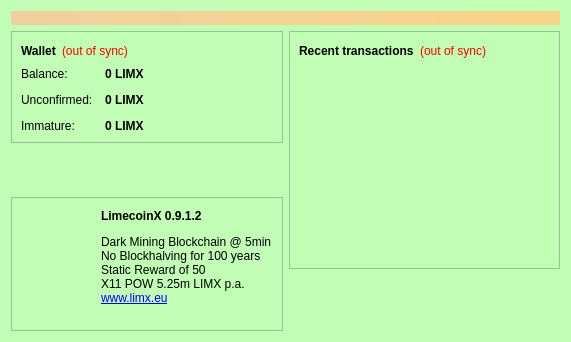
Qt form src/qt/forms/overviewpage.ui (IParn/LimecoinX) before a commit.
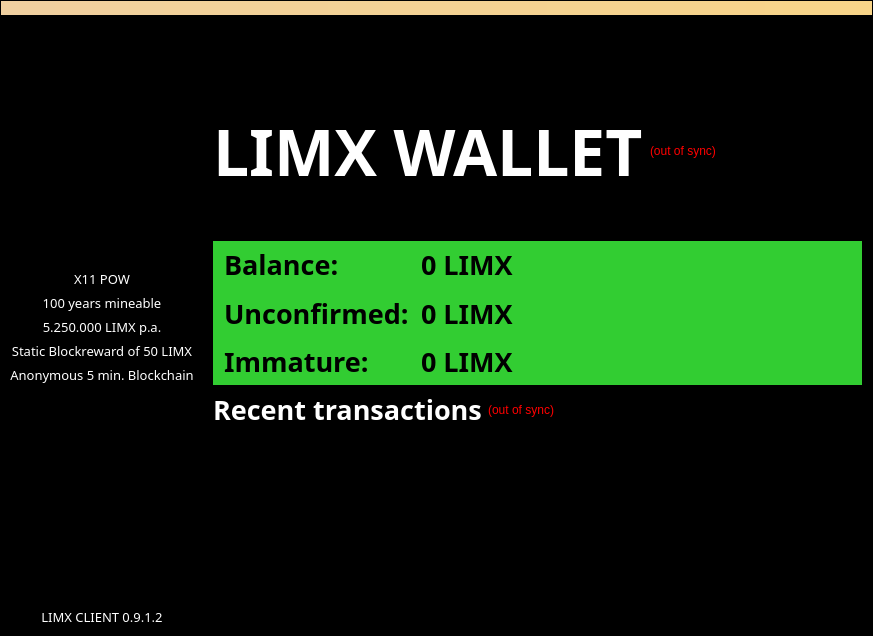
The same form after that commit. Icons and pictures are not drawn.

```diff
--- a/src/qt/forms/overviewpage.ui
+++ b/src/qt/forms/overviewpage.ui
@@ -6,429 +6,32 @@
    <rect>
     <x>0</x>
     <y>0</y>
-    <width>571</width>
-    <height>342</height>
+    <width>873</width>
+    <height>636</height>
    </rect>
   </property>
-  <property name="palette">
-   <palette>
-    <active>
-     <colorrole role="WindowText">
-      <brush brushstyle="SolidPattern">
-       <color alpha="255">
-        <red>0</red>
-        <green>0</green>
-        <blue>0</blue>
-       </color>
-      </brush>
-     </colorrole>
-     <colorrole role="Button">
-      <brush brushstyle="SolidPattern">
-       <color alpha="255">
-        <red>193</red>
-        <green>253</green>
-        <blue>181</blue>
-       </color>
-      </brush>
-     </colorrole>
-     <colorrole role="Light">
-      <brush brushstyle="SolidPattern">
-       <color alpha="255">
-        <red>255</red>
-        <green>255</green>
-        <blue>255</blue>
-       </color>
-      </brush>
-     </colorrole>
-     <colorrole role="Midlight">
-      <brush brushstyle="SolidPattern">
-       <color alpha="255">
-        <red>224</red>
-        <green>254</green>
-        <blue>218</blue>
-       </color>
-      </brush>
-     </colorrole>
-     <colorrole role="Dark">
-      <brush brushstyle="SolidPattern">
-       <color alpha="255">
-        <red>96</red>
-        <green>126</green>
-        <blue>90</blue>
-       </color>
-      </brush>
-     </colorrole>
-     <colorrole role="Mid">
-      <brush brushstyle="SolidPattern">
-       <color alpha="255">
-        <red>129</red>
-        <green>169</green>
-        <blue>121</blue>
-       </color>
-      </brush>
-     </colorrole>
-     <colorrole role="Text">
-      <brush brushstyle="SolidPattern">
-       <color alpha="255">
-        <red>0</red>
-        <green>0</green>
-        <blue>0</blue>
-       </color>
-      </brush>
-     </colorrole>
-     <colorrole role="BrightText">
-      <brush brushstyle="SolidPattern">
-       <color alpha="255">
-        <red>255</red>
-        <green>255</green>
-        <blue>255</blue>
-       </color>
-      </brush>
-     </colorrole>
-     <colorrole role="ButtonText">
-      <brush brushstyle="SolidPattern">
-       <color alpha="255">
-        <red>0</red>
-        <green>0</green>
-        <blue>0</blue>
-       </color>
-      </brush>
-     </colorrole>
-     <colorrole role="Base">
-      <brush brushstyle="SolidPattern">
-       <color alpha="255">
-        <red>255</red>
-        <green>255</green>
-        <blue>255</blue>
-       </color>
-      </brush>
-     </colorrole>
-     <colorrole role="Window">
-      <brush brushstyle="SolidPattern">
-       <color alpha="255">
-        <red>193</red>
-        <green>253</green>
-        <blue>181</blue>
-       </color>
-      </brush>
-     </colorrole>
-     <colorrole role="Shadow">
-      <brush brushstyle="SolidPattern">
-       <color alpha="255">
-        <red>0</red>
-        <green>0</green>
-        <blue>0</blue>
-       </color>
-      </brush>
-     </colorrole>
-     <colorrole role="AlternateBase">
-      <brush brushstyle="SolidPattern">
-       <color alpha="255">
-        <red>224</red>
-        <green>254</green>
-        <blue>218</blue>
-       </color>
-      </brush>
-     </colorrole>
-     <colorrole role="ToolTipBase">
-      <brush brushstyle="SolidPattern">
-       <color alpha="255">
-        <red>255</red>
-        <green>255</green>
-        <blue>220</blue>
-       </color>
-      </brush>
-     </colorrole>
-     <colorrole role="ToolTipText">
-      <brush brushstyle="SolidPattern">
-       <color alpha="255">
-        <red>0</red>
-        <green>0</green>
-        <blue>0</blue>
-       </color>
-      </brush>
-     </colorrole>
-    </active>
-    <inactive>
-     <colorrole role="WindowText">
-      <brush brushstyle="SolidPattern">
-       <color alpha="255">
-        <red>0</red>
-        <green>0</green>
-        <blue>0</blue>
-       </color>
-      </brush>
-     </colorrole>
-     <colorrole role="Button">
-      <brush brushstyle="SolidPattern">
-       <color alpha="255">
-        <red>193</red>
-        <green>253</green>
-        <blue>181</blue>
-       </color>
-      </brush>
-     </colorrole>
-     <colorrole role="Light">
-      <brush brushstyle="SolidPattern">
-       <color alpha="255">
-        <red>255</red>
-        <green>255</green>
-        <blue>255</blue>
-       </color>
-      </brush>
-     </colorrole>
-     <colorrole role="Midlight">
-      <brush brushstyle="SolidPattern">
-       <color alpha="255">
-        <red>224</red>
-        <green>254</green>
-        <blue>218</blue>
-       </color>
-      </brush>
-     </colorrole>
-     <colorrole role="Dark">
-      <brush brushstyle="SolidPattern">
-       <color alpha="255">
-        <red>96</red>
-        <green>126</green>
-        <blue>90</blue>
-       </color>
-      </brush>
-     </colorrole>
-     <colorrole role="Mid">
-      <brush brushstyle="SolidPattern">
-       <color alpha="255">
-        <red>129</red>
-        <green>169</green>
-        <blue>121</blue>
-       </color>
-      </brush>
-     </colorrole>
-     <colorrole role="Text">
-      <brush brushstyle="SolidPattern">
-       <color alpha="255">
-        <red>0</red>
-        <green>0</green>
-        <blue>0</blue>
-       </color>
-      </brush>
-     </colorrole>
-     <colorrole role="BrightText">
-      <brush brushstyle="SolidPattern">
-       <color alpha="255">
-        <red>255</red>
-        <green>255</green>
-        <blue>255</blue>
-       </color>
-      </brush>
-     </colorrole>
-     <colorrole role="ButtonText">
-      <brush brushstyle="SolidPattern">
-       <color alpha="255">
-        <red>0</red>
-        <green>0</green>
-        <blue>0</blue>
-       </color>
-      </brush>
-     </colorrole>
-     <colorrole role="Base">
-      <brush brushstyle="SolidPattern">
-       <color alpha="255">
-        <red>255</red>
-        <green>255</green>
-        <blue>255</blue>
-       </color>
-      </brush>
-     </colorrole>
-     <colorrole role="Window">
-      <brush brushstyle="SolidPattern">
-       <color alpha="255">
-        <red>193</red>
-        <green>253</green>
-        <blue>181</blue>
-       </color>
-      </brush>
-     </colorrole>
-     <colorrole role="Shadow">
-      <brush brushstyle="SolidPattern">
-       <color alpha="255">
-        <red>0</red>
-        <green>0</green>
-        <blue>0</blue>
-       </color>
-      </brush>
-     </colorrole>
-     <colorrole role="AlternateBase">
-      <brush brushstyle="SolidPattern">
-       <color alpha="255">
-        <red>224</red>
-        <green>254</green>
-        <blue>218</blue>
-       </color>
-      </brush>
-     </colorrole>
-     <colorrole role="ToolTipBase">
-      <brush brushstyle="SolidPattern">
-       <color alpha="255">
-        <red>255</red>
-        <green>255</green>
-        <blue>220</blue>
-       </color>
-      </brush>
-     </colorrole>
-     <colorrole role="ToolTipText">
-      <brush brushstyle="SolidPattern">
-       <color alpha="255">
-        <red>0</red>
-        <green>0</green>
-        <blue>0</blue>
-       </color>
-      </brush>
-     </colorrole>
-    </inactive>
-    <disabled>
-     <colorrole role="WindowText">
-      <brush brushstyle="SolidPattern">
-       <color alpha="255">
-        <red>96</red>
-        <green>126</green>
-        <blue>90</blue>
-       </color>
-      </brush>
-     </colorrole>
-     <colorrole role="Button">
-      <brush brushstyle="SolidPattern">
-       <color alpha="255">
-        <red>193</red>
-        <green>253</green>
-        <blue>181</blue>
-       </color>
-      </brush>
-     </colorrole>
-     <colorrole role="Light">
-      <brush brushstyle="SolidPattern">
-       <color alpha="255">
-        <red>255</red>
-        <green>255</green>
-        <blue>255</blue>
-       </color>
-      </brush>
-     </colorrole>
-     <colorrole role="Midlight">
-      <brush brushstyle="SolidPattern">
-       <color alpha="255">
-        <red>224</red>
-        <green>254</green>
-        <blue>218</blue>
-       </color>
-      </brush>
-     </colorrole>
-     <colorrole role="Dark">
-      <brush brushstyle="SolidPattern">
-       <color alpha="255">
-        <red>96</red>
-        <green>126</green>
-        <blue>90</blue>
-       </color>
-      </brush>
-     </colorrole>
-     <colorrole role="Mid">
-      <brush brushstyle="SolidPattern">
-       <color alpha="255">
-        <red>129</red>
-        <green>169</green>
-        <blue>121</blue>
-       </color>
-      </brush>
-     </colorrole>
-     <colorrole role="Text">
-      <brush brushstyle="SolidPattern">
-       <color alpha="255">
-        <red>96</red>
-        <green>126</green>
-        <blue>90</blue>
-       </color>
-      </brush>
-     </colorrole>
-     <colorrole role="BrightText">
-      <brush brushstyle="SolidPattern">
-       <color alpha="255">
-        <red>255</red>
-        <green>255</green>
-        <blue>255</blue>
-       </color>
-      </brush>
-     </colorrole>
-     <colorrole role="ButtonText">
-      <brush brushstyle="SolidPattern">
-       <color alpha="255">
-        <red>96</red>
-        <green>126</green>
-        <blue>90</blue>
-       </color>
-      </brush>
-     </colorrole>
-     <colorrole role="Base">
-      <brush brushstyle="SolidPattern">
-       <color alpha="255">
-        <red>193</red>
-        <green>253</green>
-        <blue>181</blue>
-       </color>
-      </brush>
-     </colorrole>
-     <colorrole role="Window">
-      <brush brushstyle="SolidPattern">
-       <color alpha="255">
-        <red>193</red>
-        <green>253</green>
-        <blue>181</blue>
-       </color>
-      </brush>
-     </colorrole>
-     <colorrole role="Shadow">
-      <brush brushstyle="SolidPattern">
-       <color alpha="255">
-        <red>0</red>
-        <green>0</green>
-        <blue>0</blue>
-       </color>
-      </brush>
-     </colorrole>
-     <colorrole role="AlternateBase">
-      <brush brushstyle="SolidPattern">
-       <color alpha="255">
-        <red>193</red>
-        <green>253</green>
-        <blue>181</blue>
-       </color>
-      </brush>
-     </colorrole>
-     <colorrole role="ToolTipBase">
-      <brush brushstyle="SolidPattern">
-       <color alpha="255">
-        <red>255</red>
-        <green>255</green>
-        <blue>220</blue>
-       </color>
-      </brush>
-     </colorrole>
-     <colorrole role="ToolTipText">
-      <brush brushstyle="SolidPattern">
-       <color alpha="255">
-        <red>0</red>
-        <green>0</green>
-        <blue>0</blue>
-       </color>
-      </brush>
-     </colorrole>
-    </disabled>
-   </palette>
-  </property>
   <property name="windowTitle">
    <string>Form</string>
   </property>
+  <property name="styleSheet">
+   <string notr="true">background-color: rgb(0, 0, 0);</string>
+  </property>
   <layout class="QVBoxLayout" name="topLayout">
+   <property name="spacing">
+    <number>7</number>
+   </property>
+   <property name="leftMargin">
+    <number>1</number>
+   </property>
+   <property name="topMargin">
+    <number>1</number>
+   </property>
+   <property name="rightMargin">
+    <number>1</number>
+   </property>
+   <property name="bottomMargin">
+    <number>1</number>
+   </property>
    <item>
     <widget class="QLabel" name="labelAlerts">
      <property name="visible">
@@ -446,30 +49,228 @@
     </widget>
    </item>
    <item>
-    <layout class="QHBoxLayout" name="horizontalLayout" stretch="1,1">
+    <layout class="QHBoxLayout" name="horizontalLayout" stretch="0,1">
+     <property name="spacing">
+      <number>0</number>
+     </property>
      <item>
+      <widget class="QWidget" name="widget" native="true">
       <layout class="QVBoxLayout" name="verticalLayout_2">
+        <property name="sizeConstraint">
+         <enum>QLayout::SetNoConstraint</enum>
+        </property>
        <item>
-        <widget class="QFrame" name="frame">
+         <widget class="QLabel" name="label_6">
+          <property name="enabled">
+           <bool>true</bool>
+          </property>
+          <property name="sizePolicy">
+           <sizepolicy hsizetype="Fixed" vsizetype="Fixed">
+            <horstretch>0</horstretch>
+            <verstretch>0</verstretch>
+           </sizepolicy>
+          </property>
+          <property name="text">
+           <string/>
+          </property>
+          <property name="pixmap">
+           <pixmap resource="../bitcoin.qrc">:/icons/bitcoin_testnet</pixmap>
+          </property>
+          <property name="scaledContents">
+           <bool>true</bool>
+          </property>
+         </widget>
+        </item>
+        <item>
+         <spacer name="verticalSpacer_4">
+          <property name="orientation">
+           <enum>Qt::Vertical</enum>
+          </property>
+          <property name="sizeHint" stdset="0">
+           <size>
+            <width>20</width>
+            <height>40</height>
+           </size>
+          </property>
+         </spacer>
+        </item>
+        <item>
+         <widget class="QLabel" name="label_9">
+          <property name="font">
+           <font>
+            <family>Arabic Typesetting</family>
+            <pointsize>10</pointsize>
+           </font>
+          </property>
+          <property name="styleSheet">
+           <string notr="true">color: rgb(255, 255, 255);</string>
+          </property>
+          <property name="text">
+           <string>X11 POW</string>
+          </property>
+          <property name="alignment">
+           <set>Qt::AlignCenter</set>
+          </property>
+         </widget>
+        </item>
+        <item>
+         <widget class="QLabel" name="label_10">
+          <property name="font">
+           <font>
+            <family>Arabic Typesetting</family>
+            <pointsize>10</pointsize>
+           </font>
+          </property>
+          <property name="styleSheet">
+           <string notr="true">color: rgb(255, 255, 255);</string>
+          </property>
+          <property name="text">
+           <string>100 years mineable</string>
+          </property>
+          <property name="alignment">
+           <set>Qt::AlignCenter</set>
+          </property>
+         </widget>
+        </item>
+        <item>
+         <widget class="QLabel" name="label_11">
+          <property name="font">
+           <font>
+            <family>Arabic Typesetting</family>
+            <pointsize>10</pointsize>
+           </font>
+          </property>
+          <property name="styleSheet">
+           <string notr="true">color: rgb(255, 255, 255);</string>
+          </property>
+          <property name="text">
+           <string>5.250.000 LIMX p.a.</string>
+          </property>
+          <property name="alignment">
+           <set>Qt::AlignCenter</set>
+          </property>
+         </widget>
+        </item>
+        <item>
+         <widget class="QLabel" name="label_7">
+          <property name="font">
+           <font>
+            <family>Arabic Typesetting</family>
+            <pointsize>10</pointsize>
+           </font>
+          </property>
+          <property name="styleSheet">
+           <string notr="true">color: rgb(255, 255, 255);</string>
+          </property>
+          <property name="text">
+           <string>Static Blockreward of 50 LIMX</string>
+          </property>
+          <property name="alignment">
+           <set>Qt::AlignCenter</set>
+          </property>
+         </widget>
+        </item>
+        <item>
+         <widget class="QLabel" name="label_8">
+          <property name="font">
+           <font>
+            <family>Arabic Typesetting</family>
+            <pointsize>10</pointsize>
+           </font>
+          </property>
+          <property name="styleSheet">
+           <string notr="true">color: rgb(255, 255, 255);</string>
+          </property>
+          <property name="text">
+           <string>Anonymous 5 min. Blockchain</string>
+          </property>
+          <property name="alignment">
+           <set>Qt::AlignCenter</set>
+          </property>
+         </widget>
+        </item>
+        <item>
+         <spacer name="verticalSpacer">
+          <property name="orientation">
+           <enum>Qt::Vertical</enum>
+          </property>
+          <property name="sizeHint" stdset="0">
+           <size>
+            <width>20</width>
+            <height>40</height>
+           </size>
+          </property>
+         </spacer>
+        </item>
+        <item>
+         <widget class="QLabel" name="label_2">
+          <property name="font">
+           <font>
+            <family>Arabic Typesetting</family>
+            <pointsize>10</pointsize>
+           </font>
+          </property>
+          <property name="styleSheet">
+           <string notr="true">color: rgb(255, 255, 255);</string>
+          </property>
+          <property name="text">
+           <string>LIMX CLIENT 0.9.1.2</string>
+          </property>
+          <property name="alignment">
+           <set>Qt::AlignCenter</set>
+          </property>
+         </widget>
+        </item>
+       </layout>
+      </widget>
+     </item>
+     <item>
+      <layout class="QVBoxLayout" name="verticalLayout_3">
+       <item>
+        <widget class="QFrame" name="frame_2">
          <property name="frameShape">
           <enum>QFrame::StyledPanel</enum>
          </property>
          <property name="frameShadow">
           <enum>QFrame::Raised</enum>
          </property>
-         <layout class="QVBoxLayout" name="verticalLayout_4">
+         <layout class="QVBoxLayout" name="verticalLayout">
+          <item>
+           <spacer name="verticalSpacer_3">
+            <property name="orientation">
+             <enum>Qt::Vertical</enum>
+            </property>
+            <property name="sizeType">
+             <enum>QSizePolicy::Fixed</enum>
+            </property>
+            <property name="sizeHint" stdset="0">
+             <size>
+              <width>20</width>
+              <height>75</height>
+             </size>
+            </property>
+           </spacer>
+          </item>
           <item>
            <layout class="QHBoxLayout" name="horizontalLayout_4">
+            <property name="spacing">
+             <number>7</number>
+            </property>
             <item>
              <widget class="QLabel" name="label_5">
               <property name="font">
                <font>
+                <family>Arabic Typesetting</family>
+                <pointsize>48</pointsize>
                 <weight>75</weight>
                 <bold>true</bold>
                </font>
               </property>
+              <property name="styleSheet">
+               <string notr="true">color: rgb(255, 255, 255);</string>
+              </property>
               <property name="text">
-               <string>Wallet</string>
+               <string>LIMX WALLET</string>
               </property>
              </widget>
             </item>
@@ -505,6 +306,38 @@
            </layout>
           </item>
           <item>
+           <spacer name="verticalSpacer_2">
+            <property name="orientation">
+             <enum>Qt::Vertical</enum>
+            </property>
+            <property name="sizeType">
+             <enum>QSizePolicy::Fixed</enum>
+            </property>
+            <property name="sizeHint" stdset="0">
+             <size>
+              <width>20</width>
+              <height>40</height>
+             </size>
+            </property>
+           </spacer>
+          </item>
+          <item>
+           <widget class="QWidget" name="widget" native="true">
+            <property name="sizePolicy">
+             <sizepolicy hsizetype="Preferred" vsizetype="Fixed">
+              <horstretch>0</horstretch>
+              <verstretch>0</verstretch>
+             </sizepolicy>
+            </property>
+            <property name="minimumSize">
+             <size>
+              <width>0</width>
+              <height>140</height>
+             </size>
+            </property>
+            <property name="styleSheet">
+             <string notr="true">background-color: rgb(50, 205, 50);</string>
+            </property>
            <layout class="QFormLayout" name="formLayout_2">
             <property name="fieldGrowthPolicy">
              <enum>QFormLayout::AllNonFixedFieldsGrow</enum>
@@ -515,8 +348,28 @@
             <property name="verticalSpacing">
              <number>12</number>
             </property>
+             <property name="leftMargin">
+              <number>11</number>
+             </property>
+             <property name="topMargin">
+              <number>5</number>
+             </property>
+             <property name="rightMargin">
+              <number>5</number>
+             </property>
+             <property name="bottomMargin">
+              <number>5</number>
+             </property>
             <item row="0" column="0">
              <widget class="QLabel" name="label">
+               <property name="font">
+                <font>
+                 <family>Arabic Typesetting</family>
+                 <pointsize>20</pointsize>
+                 <weight>75</weight>
+                 <bold>true</bold>
+                </font>
+               </property>
               <property name="text">
                <string>Balance:</string>
               </property>
@@ -526,6 +379,8 @@
              <widget class="QLabel" name="labelBalance">
               <property name="font">
                <font>
+                 <family>Arabic Typesetting</family>
+                 <pointsize>20</pointsize>
                 <weight>75</weight>
                 <bold>true</bold>
                </font>
@@ -546,6 +401,14 @@
             </item>
             <item row="1" column="0">
              <widget class="QLabel" name="label_3">
+               <property name="font">
+                <font>
+                 <family>Arabic Typesetting</family>
+                 <pointsize>20</pointsize>
+                 <weight>75</weight>
+                 <bold>true</bold>
+                </font>
+               </property>
               <property name="text">
                <string>Unconfirmed:</string>
               </property>
@@ -555,6 +418,8 @@
              <widget class="QLabel" name="labelUnconfirmed">
               <property name="font">
                <font>
+                 <family>Arabic Typesetting</family>
+                 <pointsize>20</pointsize>
                 <weight>75</weight>
                 <bold>true</bold>
                </font>
@@ -575,6 +440,14 @@
             </item>
             <item row="2" column="0">
              <widget class="QLabel" name="labelImmatureText">
+               <property name="font">
+                <font>
+                 <family>Arabic Typesetting</family>
+                 <pointsize>20</pointsize>
+                 <weight>75</weight>
+                 <bold>true</bold>
+                </font>
+               </property>
               <property name="text">
                <string>Immature:</string>
               </property>
@@ -584,6 +457,8 @@
              <widget class="QLabel" name="labelImmature">
               <property name="font">
                <font>
+                 <family>Arabic Typesetting</family>
+                 <pointsize>20</pointsize>
                 <weight>75</weight>
                 <bold>true</bold>
                </font>
@@ -600,94 +475,23 @@
              </widget>
             </item>
            </layout>
-          </item>
-         </layout>
-        </widget>
-       </item>
-       <item>
-        <spacer name="verticalSpacer">
-         <property name="orientation">
-          <enum>Qt::Vertical</enum>
-         </property>
-         <property name="sizeType">
-          <enum>QSizePolicy::MinimumExpanding</enum>
-         </property>
-         <property name="sizeHint" stdset="0">
-          <size>
-           <width>20</width>
-           <height>40</height>
-          </size>
-         </property>
-        </spacer>
-       </item>
-       <item>
-        <widget class="QFrame" name="frame_3">
-         <property name="minimumSize">
-          <size>
-           <width>0</width>
-           <height>134</height>
-          </size>
-         </property>
-         <property name="frameShape">
-          <enum>QFrame::StyledPanel</enum>
-         </property>
-         <property name="frameShadow">
-          <enum>QFrame::Raised</enum>
-         </property>
-         <widget class="QLabel" name="label_2">
-          <property name="geometry">
-           <rect>
-            <x>90</x>
-            <y>10</y>
-            <width>181</width>
-            <height>101</height>
-           </rect>
-          </property>
-          <property name="text">
-           <string>&lt;html&gt;&lt;head/&gt;&lt;body&gt;&lt;p&gt;&lt;span style=&quot; font-weight:600;&quot;&gt;LimecoinX 0.9.1.2&lt;/span&gt;&lt;/p&gt;&lt;p&gt;Dark Mining Blockchain @ 5min&lt;br/&gt;No Blockhalving for 100 years&lt;br/&gt;Static Reward of 50&lt;br/&gt;X11 POW 5.25m LIMX p.a.&lt;br/&gt;&lt;a href=&quot;http://www.limx.eu&quot;&gt;&lt;span style=&quot; text-decoration: underline; color:#0000ff;&quot;&gt;www.limx.eu&lt;/span&gt;&lt;/a&gt;&lt;/p&gt;&lt;/body&gt;&lt;/html&gt;</string>
-          </property>
-         </widget>
-         <widget class="QLabel" name="label_6">
-          <property name="enabled">
-           <bool>true</bool>
-          </property>
-          <property name="geometry">
-           <rect>
-            <x>0</x>
-            <y>20</y>
-            <width>90</width>
-            <height>90</height>
-           </rect>
-          </property>
-          <property name="text">
-           <string/>
-          </property>
-          <property name="pixmap">
-           <pixmap resource="../bitcoin.qrc">:/icons/bitcoin</pixmap>
-          </property>
-          <property name="scaledContents">
-           <bool>true</bool>
-          </property>
-         </widget>
-        </widget>
-       </item>
-      </layout>
-     </item>
-     <item>
-      <layout class="QVBoxLayout" name="verticalLayout_3">
-       <item>
-        <widget class="QFrame" name="frame_2">
-         <property name="frameShape">
-          <enum>QFrame::StyledPanel</enum>
-         </property>
-         <property name="frameShadow">
-          <enum>QFrame::Raised</enum>
-         </property>
-         <layout class="QVBoxLayout" name="verticalLayout">
+           </widget>
+          </item>
           <item>
            <layout class="QHBoxLayout" name="horizontalLayout_2">
             <item>
              <widget class="QLabel" name="label_4">
+              <property name="font">
+               <font>
+                <family>Arabic Typesetting</family>
+                <pointsize>20</pointsize>
+                <weight>75</weight>
+                <bold>true</bold>
+               </font>
+              </property>
+              <property name="styleSheet">
+               <string notr="true">color: rgb(255, 255, 255);</string>
+              </property>
               <property name="text">
                <string>&lt;b&gt;Recent transactions&lt;/b&gt;</string>
               </property>
@@ -727,7 +531,8 @@
           <item>
            <widget class="QListView" name="listTransactions">
             <property name="styleSheet">
-             <string notr="true">QListView { background: transparent; }</string>
+             <string notr="true">QListView { background: transparent;color: rgb(255, 255, 255); }
+</string>
             </property>
             <property name="frameShape">
              <enum>QFrame::NoFrame</enum>
@@ -746,22 +551,6 @@
          </layout>
         </widget>
        </item>
-       <item>
-        <spacer name="verticalSpacer_2">
-         <property name="orientation">
-          <enum>Qt::Vertical</enum>
-         </property>
-         <property name="sizeType">
-          <enum>QSizePolicy::MinimumExpanding</enum>
-         </property>
-         <property name="sizeHint" stdset="0">
-          <size>
-           <width>20</width>
-           <height>40</height>
-          </size>
-         </property>
-        </spacer>
-       </item>
       </layout>
      </item>
     </layout>
```
Lines whose indentation alone changed are shown as unchanged.
